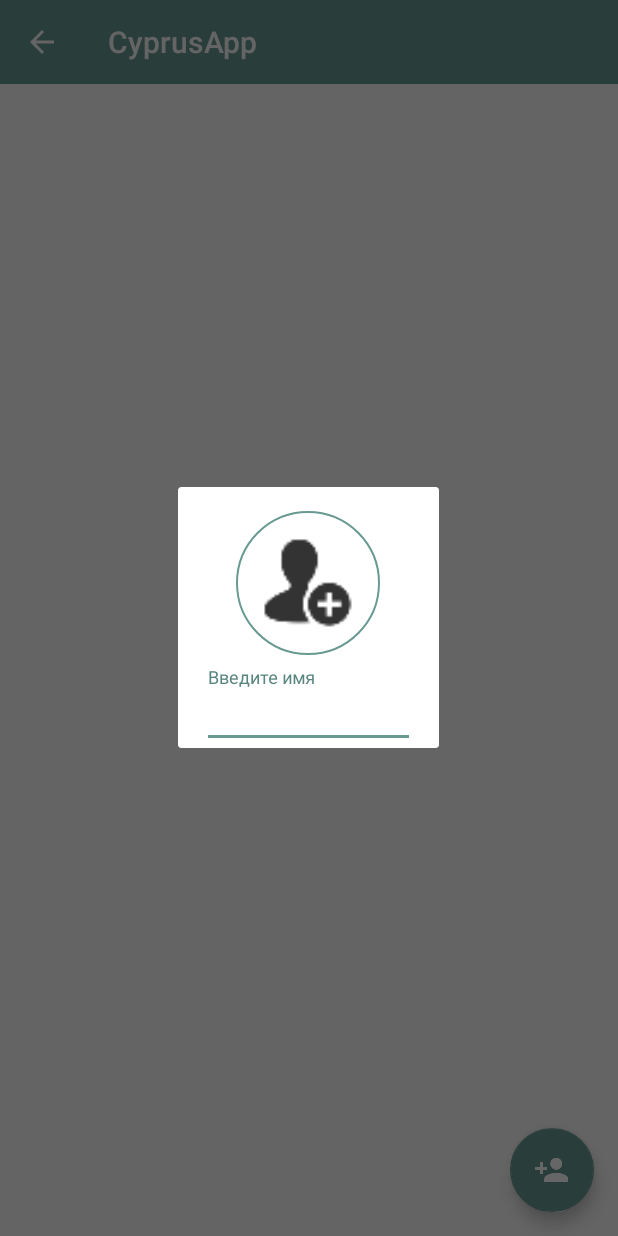
After one commit to jamesvanhallen/CyprusApp, an Android app: the fragment MyDialog placed in its activity, on a phone screen of 412 x 824 dp. The commit adds this screen. Run offline under Robolectric (Android 15) with nearby library versions, the phone set to English and light mode, and no system bars; our stand-ins replace ButterKnife, CircleImageView; libraries missing offline, so code that uses them is left out: rx.android.schedulers, rx.functions, rx.schedulers.

Commit message:
beta version

```diff
--- a/app/build.gradle
+++ b/app/build.gradle
@@ -39,7 +39,7 @@ android {
 }
 
 retrolambda {
-    jdk "/Library/Java/JavaVirtualMachines/jdk1.8.0_40.jdk/Contents/Home"
+    jdk "/usr/lib/jvm/java-8-oracle"
     javaVersion JavaVersion.VERSION_1_7
 }
 
--- a/app/src/main/java/com/james/cyprusapp/display/MainFragment.java
+++ b/app/src/main/java/com/james/cyprusapp/display/MainFragment.java
@@ -1,5 +1,7 @@
 package com.james.cyprusapp.display;
 
+import android.app.Dialog;
+import android.app.DialogFragment;
 import android.database.Cursor;
 import android.os.Bundle;
 import android.support.annotation.Nullable;
@@ -7,9 +9,11 @@ import android.support.v4.app.Fragment;
 import android.support.v4.app.LoaderManager;
 import android.support.v4.content.CursorLoader;
 import android.support.v4.content.Loader;
+import android.view.Gravity;
 import android.view.LayoutInflater;
 import android.view.View;
 import android.view.ViewGroup;
+import android.view.WindowManager;
 import android.widget.AdapterView;
 import android.widget.FrameLayout;
 import android.widget.ListView;
@@ -18,6 +22,8 @@ import com.james.cyprusapp.database.MyContentProvider;
 import com.james.cyprusapp.R;
 import com.james.cyprusapp.pojo.User;
 import com.james.cyprusapp.adapter.UsersAdapter;
+
+import java.util.zip.Inflater;
 
 import butterknife.Bind;
 import butterknife.ButterKnife;
@@ -32,12 +38,14 @@ public class MainFragment extends Fragment implements LoaderManager.LoaderCallba
     ListView mLv;
     private UsersAdapter adapter;
     private User mUser;
+    private LayoutInflater mInflater;
 
     @Nullable
     @Override
     public View onCreateView(LayoutInflater inflater, ViewGroup container, Bundle savedInstanceState) {
         View v = inflater.inflate(R.layout.fragment_main, container, false);
         ButterKnife.bind(this, v);
+        mInflater = inflater;
 
         mLv.setOnItemClickListener(new AdapterView.OnItemClickListener() {
             @Override
@@ -65,17 +73,19 @@ public class MainFragment extends Fragment implements LoaderManager.LoaderCallba
     }
 
     public void startLoading() {
-
         getActivity().getSupportLoaderManager().initLoader(0, null, this);
     }
 
     @OnClick(R.id.fabButton)
     void onFabButtonClick(){
+        //DialogFragment fragment = new DialogFragment();
         FrameLayout container2 = (FrameLayout) getActivity().findViewById(R.id.container2);
         if(container2!=null){
-            ((MainActivity)getActivity()).changeFragment(new UserCreateFragment(), false, R.id.container2);
+            MyDialog dialog = new MyDialog();
+            dialog.show(getActivity().getSupportFragmentManager(), " dfd");
         } else {
             ((MainActivity)getActivity()).changeFragment(new UserCreateFragment(), true, R.id.container);
+
         }
     }
 
--- /dev/null
+++ b/app/src/main/java/com/james/cyprusapp/display/MyDialog.java
@@ -0,0 +1,49 @@
+package com.james.cyprusapp.display;
+
+import android.graphics.Point;
+import android.os.Bundle;
+import android.support.annotation.Nullable;
+import android.support.v4.app.DialogFragment;
+import android.view.Display;
+import android.view.Gravity;
+import android.view.LayoutInflater;
+import android.view.View;
+import android.view.ViewGroup;
+import android.view.Window;
+
+import com.james.cyprusapp.R;
+
+/**
+ * Created by james on 15.10.15.
+ */
+public class MyDialog extends DialogFragment {
+
+    @Nullable
+    @Override
+    public View onCreateView(LayoutInflater inflater, ViewGroup container, Bundle savedInstanceState) {
+        getDialog().getWindow().requestFeature(Window.FEATURE_NO_TITLE);
+        return inflater.inflate(R.layout.dialog_user_create, container, false);
+    }
+
+    @Override
+    public void onViewCreated(View view, @Nullable Bundle savedInstanceState) {
+        super.onViewCreated(view, savedInstanceState);
+        getChildFragmentManager()
+                .beginTransaction()
+                .add(R.id.container3, new UserCreateFragment())
+                .commit();
+    }
+
+    @Override
+    public void onResume()
+    {
+        super.onResume();
+        Display display = getActivity().getWindowManager().getDefaultDisplay();
+        Point size = new Point();
+        display.getSize(size);
+        int width = size.x;
+        Window window = getDialog().getWindow();
+        window.setLayout(width/2, width/2);
+        window.setGravity(Gravity.CENTER);
+    }
+}
--- /dev/null
+++ b/app/src/main/res/layout/dialog_user_create.xml
@@ -0,0 +1,8 @@
+<FrameLayout xmlns:android="http://schemas.android.com/apk/res/android"
+    android:layout_width="match_parent"
+    android:layout_height="match_parent"
+    android:minWidth="500dp"
+    android:minHeight="400dp"
+    android:id="@+id/container3">
+
+</FrameLayout>
```
